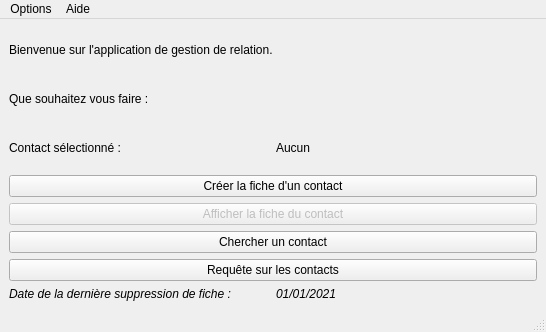
First picture: the form in Projet/MainWindow.ui, repository Dwarron/ProjetCDAA, before the edit.
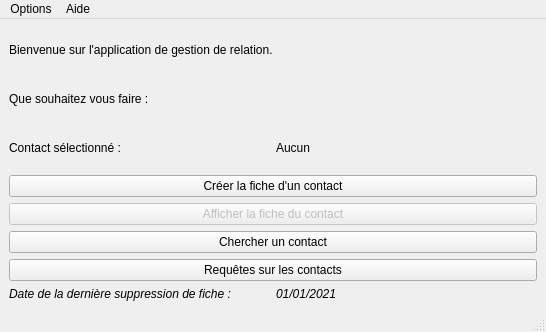
Second picture: the form after the edit.

What changed in the file:
```diff
--- a/Projet/MainWindow.ui
+++ b/Projet/MainWindow.ui
@@ -87,7 +87,7 @@
         <item>
          <widget class="QPushButton" name="ButtonRequete">
           <property name="text">
-           <string>Requête sur les contacts</string>
+           <string>Requêtes sur les contacts</string>
           </property>
          </widget>
         </item>
```
